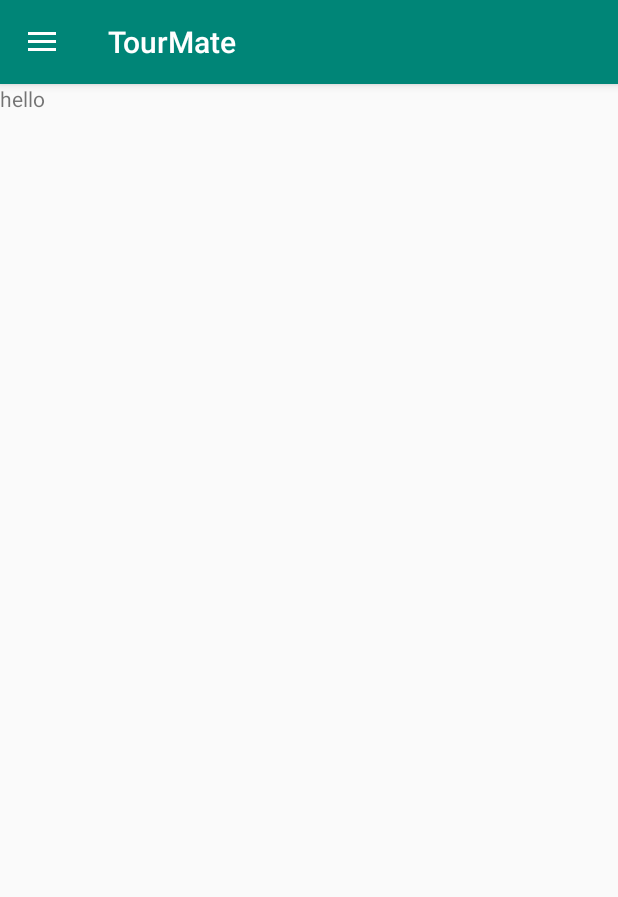
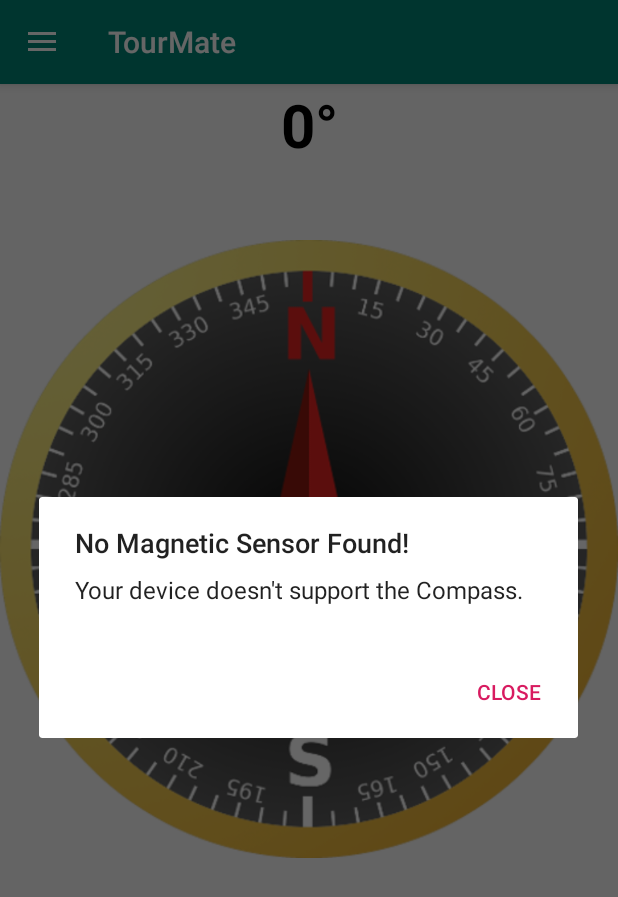
Before and after one commit to RzTutul/TourMate, an Android app: the screen it shows after launch (MainActivity), in the side drawer, after a tap on "Compass", on a phone screen of 412 x 824 dp. Shown: the top 897 px of the screen. Run offline under Robolectric (Android 15) with nearby library versions, the phone set to English and light mode, and no system bars; our stand-ins replace Firebase (no records; nobody signed in at launch, a user with empty details on screens opened directly); 1 statement that could not run was skipped.

Commit message:
add compass

```diff
--- /dev/null
+++ b/app/src/main/java/com/example/tourmate/CompassFragment.java
@@ -0,0 +1,181 @@
+package com.example.tourmate;
+
+
+import android.content.Context;
+import android.content.DialogInterface;
+import android.hardware.Sensor;
+import android.hardware.SensorEvent;
+import android.hardware.SensorEventListener;
+import android.hardware.SensorManager;
+import android.os.Bundle;
+
+import androidx.annotation.NonNull;
+import androidx.annotation.Nullable;
+import androidx.appcompat.app.AlertDialog;
+import androidx.fragment.app.Fragment;
+import androidx.navigation.Navigation;
+
+import android.view.LayoutInflater;
+import android.view.View;
+import android.view.ViewGroup;
+import android.widget.ImageView;
+import android.widget.TextView;
+
+import static android.content.Context.SENSOR_SERVICE;
+import static androidx.core.content.ContextCompat.getSystemService;
+
+
+/**
+ * A simple {@link Fragment} subclass.
+ */
+public class CompassFragment extends Fragment implements SensorEventListener {
+
+    ImageView compass_img;
+    TextView txt_compass;
+    int mAzimuth;
+    private SensorManager mSensorManager;
+    private Sensor mRotationV, mAccelerometer, mMagnetometer;
+    boolean haveSensor = false, haveSensor2 = false;
+    float[] rMat = new float[9];
+    float[] orientation = new float[3];
+    private float[] mLastAccelerometer = new float[3];
+    private float[] mLastMagnetometer = new float[3];
+    private boolean mLastAccelerometerSet = false;
+    private boolean mLastMagnetometerSet = false;
+    AlertDialog dialog ;
+
+    public CompassFragment() {
+        // Required empty public constructor
+    }
+
+
+    @Override
+    public View onCreateView(LayoutInflater inflater, ViewGroup container,
+                             Bundle savedInstanceState) {
+
+
+
+        // Inflate the layout for this fragment
+        return inflater.inflate(R.layout.fragment_compass, container, false);
+    }
+
+    @Override
+    public void onViewCreated(@NonNull View view, @Nullable Bundle savedInstanceState) {
+        super.onViewCreated(view, savedInstanceState);
+        mSensorManager = (SensorManager) getActivity().getSystemService(SENSOR_SERVICE);
+        compass_img = view.findViewById(R.id.img_compass);
+        txt_compass = view.findViewById(R.id.txt_azimuth);
+
+        start();
+    }
+
+    private void start() {
+        if (mSensorManager.getDefaultSensor(Sensor.TYPE_ROTATION_VECTOR) == null) {
+            if ((mSensorManager.getDefaultSensor(Sensor.TYPE_ACCELEROMETER) == null) || (mSensorManager.getDefaultSensor(Sensor.TYPE_MAGNETIC_FIELD) == null)) {
+                noSensorsAlert();
+            }
+            else {
+                mAccelerometer = mSensorManager.getDefaultSensor(Sensor.TYPE_ACCELEROMETER);
+                mMagnetometer = mSensorManager.getDefaultSensor(Sensor.TYPE_MAGNETIC_FIELD);
+                haveSensor = mSensorManager.registerListener(this, mAccelerometer, SensorManager.SENSOR_DELAY_UI);
+                haveSensor2 = mSensorManager.registerListener(this, mMagnetometer, SensorManager.SENSOR_DELAY_UI);
+            }
+        }
+        else{
+            mRotationV = mSensorManager.getDefaultSensor(Sensor.TYPE_ROTATION_VECTOR);
+            haveSensor = mSensorManager.registerListener(this, mRotationV, SensorManager.SENSOR_DELAY_UI);
+        }
+    }
+
+    private void noSensorsAlert() {
+
+
+        final AlertDialog.Builder builder = new AlertDialog.Builder(getActivity());
+        builder.setTitle("No Magnetic Sensor Found!");
+        builder.setMessage("Your device doesn't support the Compass.");
+
+        builder.setNegativeButton("Close", new DialogInterface.OnClickListener() {
+            @Override
+            public void onClick(DialogInterface dialog, int which) {
+
+                Navigation.findNavController(getActivity(),R.id.nav_host_fragmnet).navigate(R.id.eventListFragment);
+                dialog.dismiss();
+            }
+        });
+        dialog = builder.create();
+        dialog.show();
+    }
+
+    public void stop() {
+        if(haveSensor && haveSensor2){
+            mSensorManager.unregisterListener(this,mAccelerometer);
+            mSensorManager.unregisterListener(this,mMagnetometer);
+        }
+        else{
+            if(haveSensor)
+                mSensorManager.unregisterListener(this,mRotationV);
+        }
+    }
+
+    @Override
+    public void onPause() {
+        super.onPause();
+        stop();
+    }
+
+    @Override
+    public void onResume() {
+        super.onResume();
+        //start();
+    }
+
+    @Override
+    public void onSensorChanged(SensorEvent event) {
+
+        if (event.sensor.getType() == Sensor.TYPE_ROTATION_VECTOR) {
+            SensorManager.getRotationMatrixFromVector(rMat, event.values);
+            mAzimuth = (int) (Math.toDegrees(SensorManager.getOrientation(rMat, orientation)[0]) + 360) % 360;
+        }
+
+        if (event.sensor.getType() == Sensor.TYPE_ACCELEROMETER) {
+            System.arraycopy(event.values, 0, mLastAccelerometer, 0, event.values.length);
+            mLastAccelerometerSet = true;
+        } else if (event.sensor.getType() == Sensor.TYPE_MAGNETIC_FIELD) {
+            System.arraycopy(event.values, 0, mLastMagnetometer, 0, event.values.length);
+            mLastMagnetometerSet = true;
+        }
+        if (mLastAccelerometerSet && mLastMagnetometerSet) {
+            SensorManager.getRotationMatrix(rMat, null, mLastAccelerometer, mLastMagnetometer);
+            SensorManager.getOrientation(rMat, orientation);
+            mAzimuth = (int) (Math.toDegrees(SensorManager.getOrientation(rMat, orientation)[0]) + 360) % 360;
+        }
+        mAzimuth = Math.round(mAzimuth);
+        compass_img.setRotation(-mAzimuth);
+
+        String where = "NW";
+
+        if (mAzimuth >= 350 || mAzimuth <= 10)
+            where = "N";
+        if (mAzimuth < 350 && mAzimuth > 280)
+            where = "NW";
+        if (mAzimuth <= 280 && mAzimuth > 260)
+            where = "W";
+        if (mAzimuth <= 260 && mAzimuth > 190)
+            where = "SW";
+        if (mAzimuth <= 190 && mAzimuth > 170)
+            where = "S";
+        if (mAzimuth <= 170 && mAzimuth > 100)
+            where = "SE";
+        if (mAzimuth <= 100 && mAzimuth > 80)
+            where = "E";
+        if (mAzimuth <= 80 && mAzimuth > 10)
+            where = "NE";
+
+        txt_compass.setText(mAzimuth + "° " + where);
+    }
+
+    @Override
+    public void onAccuracyChanged(Sensor sensor, int accuracy) {
+
+    }
+}
--- a/app/src/main/java/com/example/tourmate/MainActivity.java
+++ b/app/src/main/java/com/example/tourmate/MainActivity.java
@@ -21,10 +21,11 @@ import android.view.View;
 import android.widget.TextView;
 import android.widget.Toast;
 
+import com.example.tourmate.viewmodels.LoginViewModel;
 import com.google.android.material.navigation.NavigationView;
 
 
-public class MainActivity extends AppCompatActivity  implements NavigationView.OnNavigationItemSelectedListener{
+public class MainActivity extends AppCompatActivity implements NavigationView.OnNavigationItemSelectedListener {
     private boolean isExit = false;
 
     private NavigationView navigationView;
@@ -47,7 +48,7 @@ public class MainActivity extends AppCompatActivity  implements NavigationView.O
         navigationView.setNavigationItemSelectedListener(this);
 
         View headerView = navigationView.getHeaderView(0);
-        TextView navUsername =  headerView.findViewById(R.id.nav_userName);
+        TextView navUsername = headerView.findViewById(R.id.nav_userName);
         navUsername.setText("Rz Tutul");
 
         ActionBarDrawerToggle toggle = new ActionBarDrawerToggle(this, drawer, toolbar,
@@ -59,17 +60,22 @@ public class MainActivity extends AppCompatActivity  implements NavigationView.O
         navController.addOnDestinationChangedListener(new NavController.OnDestinationChangedListener() {
             @Override
             public void onDestinationChanged(@NonNull NavController controller, @NonNull NavDestination destination, @Nullable Bundle arguments) {
-                switch (destination.getId()){
+                switch (destination.getId()) {
                     case R.id.eventListFragment:
                         isExit = true;
                         break;
+
+                        case R.id.loginFragment:
+                        isExit = true;
+                        break;
+
+
                     default:
                         isExit = false;
                         break;
                 }
             }
         });
-
 
 
     }
@@ -80,10 +86,8 @@ public class MainActivity extends AppCompatActivity  implements NavigationView.O
 
         if (drawer.isDrawerOpen(GravityCompat.START)) {
             drawer.closeDrawer(GravityCompat.START);
-        }
-        else
-        {
-            if (isExit){
+        } else {
+            if (isExit) {
                 AlertDialog.Builder builder = new AlertDialog.Builder(this);
                 builder.setMessage("Are you sure you want to exit?")
                         .setCancelable(false)
@@ -99,9 +103,7 @@ public class MainActivity extends AppCompatActivity  implements NavigationView.O
                         });
                 AlertDialog alert = builder.create();
                 alert.show();
-            }
-
-            else{
+            } else {
                 super.onBackPressed();
             }
 
@@ -109,16 +111,19 @@ public class MainActivity extends AppCompatActivity  implements NavigationView.O
         }
 
 
-
     }
 
     @Override
     public boolean onNavigationItemSelected(@NonNull MenuItem menuItem) {
-        switch (menuItem.getItemId())
-        {
+        switch (menuItem.getItemId()) {
             case R.id.nav_home:
-                /*Navigation.findNavController(this, R.id.nav_host_fragmnet)
-                        .navigate(R.id.weatherFragment);*/
+                Navigation.findNavController(this, R.id.nav_host_fragmnet)
+                        .navigate(R.id.eventListFragment);
+                break;
+
+            case R.id.nav_event:
+                Navigation.findNavController(this, R.id.nav_host_fragmnet)
+                        .navigate(R.id.eventListFragment);
                 break;
 
             case R.id.nav_weather:
@@ -130,6 +135,15 @@ public class MainActivity extends AppCompatActivity  implements NavigationView.O
                 Navigation.findNavController(this, R.id.nav_host_fragmnet)
                         .navigate(R.id.nearByFragment);
                 break;
+            case R.id.nav_compass:
+                Navigation.findNavController(this, R.id.nav_host_fragmnet)
+                        .navigate(R.id.compassFragment);
+                break;
+            case R.id.nav_logout:
+                Navigation.findNavController(this, R.id.nav_host_fragmnet)
+                        .navigate(R.id.loginFragment);
+                break;
+
 
 
         }
--- /dev/null
+++ b/app/src/main/res/layout/fragment_compass.xml
@@ -0,0 +1,27 @@
+<?xml version="1.0" encoding="utf-8"?>
+<RelativeLayout xmlns:android="http://schemas.android.com/apk/res/android"
+    xmlns:tools="http://schemas.android.com/tools"
+    android:layout_width="match_parent"
+    android:layout_height="match_parent"
+    tools:context=".CompassFragment">
+
+    <TextView
+        android:layout_width="match_parent"
+        android:layout_height="wrap_content"
+        android:layout_centerHorizontal="true"
+        android:textAlignment="center"
+        android:textSize="40sp"
+        android:textColor="#000"
+        android:textStyle="bold"
+        android:text="0°"
+        android:id="@+id/txt_azimuth"/>
+
+    <ImageView
+        android:layout_width="match_parent"
+        android:layout_height="wrap_content"
+        android:src="@drawable/compassimg"
+        android:layout_below="@+id/txt_azimuth"
+        android:id="@+id/img_compass"/>
+
+
+</RelativeLayout>
--- a/app/src/main/res/navigation/nav_graph.xml
+++ b/app/src/main/res/navigation/nav_graph.xml
@@ -55,6 +55,9 @@
         <action
             android:id="@+id/action_eventListFragment_to_eventDashBoard"
             app:destination="@id/eventDashBoard" />
+        <action
+            android:id="@+id/action_eventListFragment_to_compassFragment"
+            app:destination="@id/compassFragment" />
     </fragment>
     <fragment
         android:id="@+id/eventDashBoard"
@@ -80,5 +83,10 @@
         android:name="com.example.tourmate.NearByFragment"
         android:label="fragment_near_by"
         tools:layout="@layout/fragment_near_by" />
+    <fragment
+        android:id="@+id/compassFragment"
+        android:name="com.example.tourmate.CompassFragment"
+        android:label="fragment_compass"
+        tools:layout="@layout/fragment_compass" />
 
 </navigation>
```
Also changed, not shown: app/src/main/res/drawable/compassimg.png (added). Lines whose indentation alone changed are shown as unchanged.
